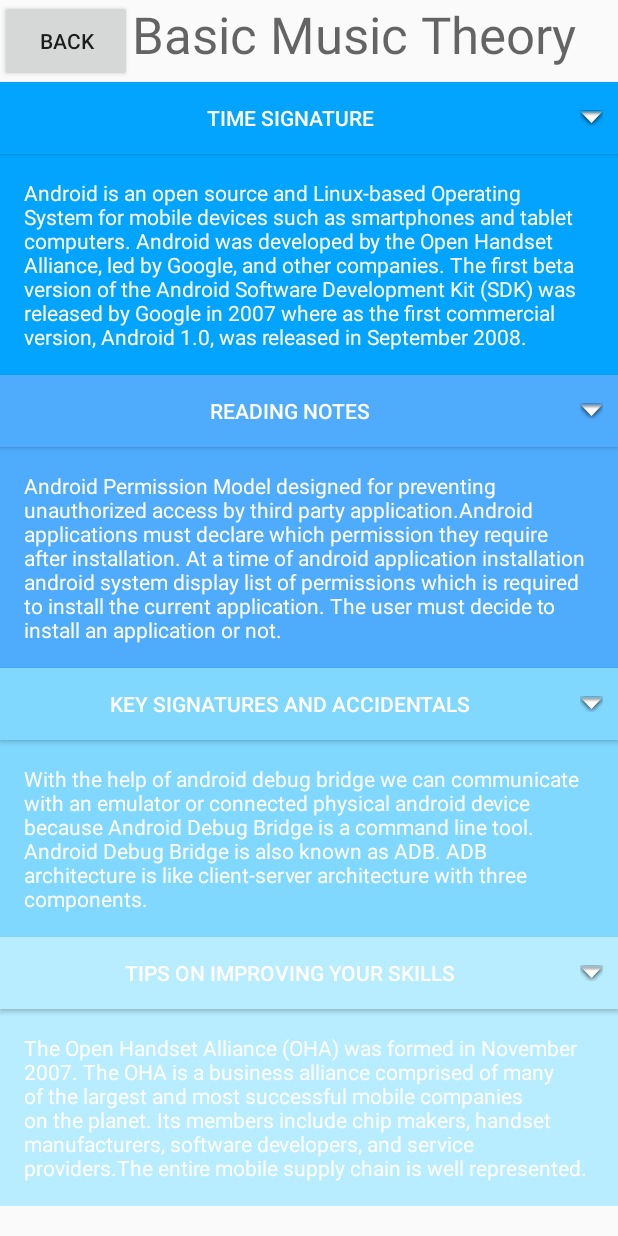
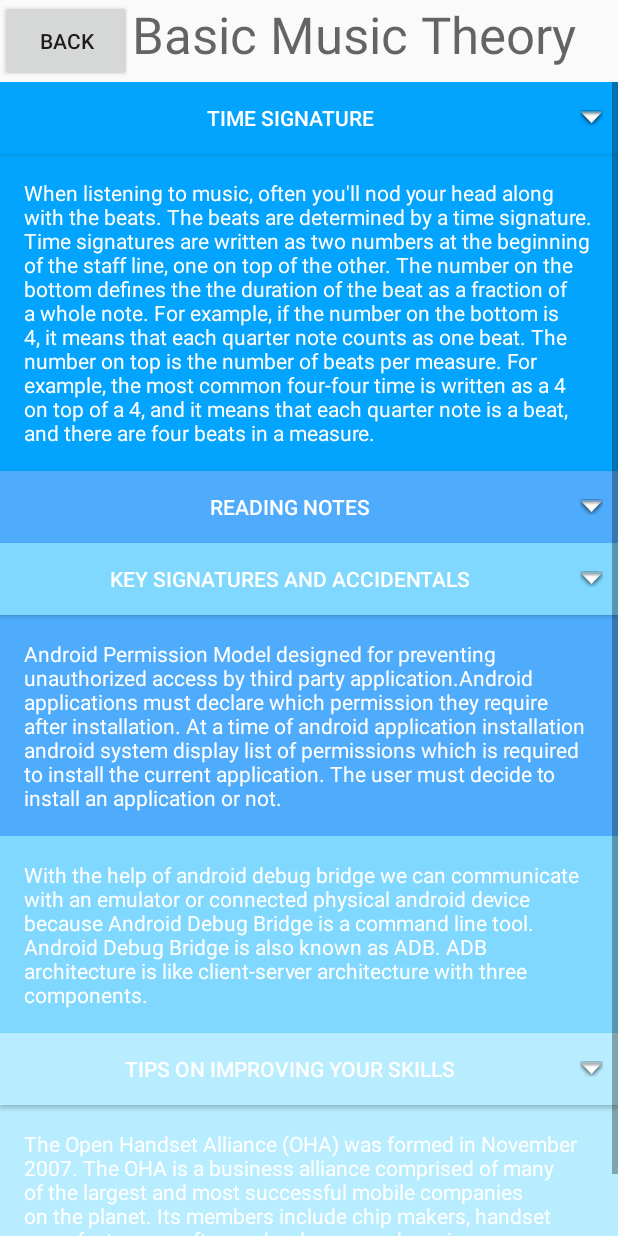
Before and after one commit to samchen14/pianoapp, an Android app: the Learn screen opened directly, with no data from a screen before it, on a phone screen of 412 x 824 dp. Run offline under Robolectric (Android 15) with nearby library versions, the light colour scheme and no system bars; libraries missing offline, so code that uses them is left out: com.github.aakira.expandablelayout; plain views replace ExpandableRelativeLayout.

Commit message:
fixed some bugs!

```diff
--- a/app/src/main/java/com/example/pianoapp/Learn.java
+++ b/app/src/main/java/com/example/pianoapp/Learn.java
@@ -2,6 +2,7 @@
 
 import android.content.Intent;
 import android.content.pm.ActivityInfo;
+import android.graphics.Color;
 import android.os.Bundle;
 import android.view.View;
 import android.widget.Button;
@@ -10,7 +11,9 @@
 import com.github.aakira.expandablelayout.ExpandableRelativeLayout;
 
 public class Learn extends AppCompatActivity {
-
+    private int wColor;
+    private int bColor;
+    private int sColor;
     ExpandableRelativeLayout expandableLayout1, expandableLayout2, expandableLayout3, expandableLayout4;
 
     @Override
@@ -18,7 +21,10 @@
         super.onCreate(savedInstanceState);
         setRequestedOrientation(ActivityInfo.SCREEN_ORIENTATION_PORTRAIT); // horizontal orientation
         setContentView(R.layout.learn);
-
+        Intent intent = getIntent();
+        wColor = intent.getIntExtra("wColor", Color.WHITE);
+        bColor = intent.getIntExtra("bColor", Color.BLACK);
+        sColor = intent.getIntExtra("sColor", Color.BLUE);
         Button backButton = findViewById(R.id.button20);
 
         backButton.setOnClickListener(new View.OnClickListener() {
@@ -53,6 +59,9 @@
 
     private void goBack() {
         Intent intent = new Intent(this, MainActivity.class);
+        intent.putExtra("wColor", wColor);
+        intent.putExtra("bColor", bColor);
+        intent.putExtra("sColor", sColor);
         startActivity(intent);
         finish();
     }
--- a/app/src/main/java/com/example/pianoapp/MainActivity.java
+++ b/app/src/main/java/com/example/pianoapp/MainActivity.java
@@ -74,6 +74,9 @@
     }
     private void learnTheory() {
         Intent intent = new Intent(this, Learn.class);
+        intent.putExtra("wColor", whiteKeyColor);
+        intent.putExtra("bColor", blackKeyColor);
+        intent.putExtra("sColor", shadingColor);
         startActivity(intent);
         finish();
 
--- a/app/src/main/res/layout/learn.xml
+++ b/app/src/main/res/layout/learn.xml
@@ -45,7 +45,7 @@
                 android:drawableRight="@android:drawable/arrow_down_float"
                 android:onClick="expandableButton1"
                 android:paddingRight="10dp"
-                android:text="Time Signature"
+                android:text="@string/time_signature"
                 android:textColor="#fff" />
 
             <com.github.aakira.expandablelayout.ExpandableRelativeLayout
@@ -64,7 +64,7 @@
                     android:layout_width="wrap_content"
                     android:layout_height="wrap_content"
                     android:textColor="#FFFFFF"
-                    android:text="Android is an open source and Linux-based Operating System for mobile devices such as smartphones and tablet computers. Android was developed by the Open Handset Alliance, led by Google, and other companies. The first beta version of the Android Software Development Kit (SDK) was released by Google in 2007 where as the first commercial version, Android 1.0, was released in September 2008." />
+                    android:text="@string/time_signature_description"/>
             </com.github.aakira.expandablelayout.ExpandableRelativeLayout>
 
             <Button
@@ -76,7 +76,19 @@
                 android:drawableRight="@android:drawable/arrow_down_float"
                 android:onClick="expandableButton2"
                 android:paddingRight="10dp"
-                android:text="Reading Notes"
+                android:text="@string/reading_notes"
+                android:textColor="#fff" />
+
+            <Button
+                android:id="@+id/expandableButton3"
+                android:layout_width="fill_parent"
+                android:layout_height="wrap_content"
+                android:layout_below="@+id/expandableLayout2"
+                android:background="#80D8FF"
+                android:drawableRight="@android:drawable/arrow_down_float"
+                android:onClick="expandableButton3"
+                android:paddingRight="10dp"
+                android:text="Key Signatures and Accidentals"
                 android:textColor="#fff" />
 
             <com.github.aakira.expandablelayout.ExpandableRelativeLayout
@@ -94,21 +106,9 @@
                 <TextView
                     android:layout_width="wrap_content"
                     android:layout_height="wrap_content"
-                    android:textColor="#FFFFFF"
-                    android:text="Android Permission Model designed for preventing unauthorized access by third party application.Android applications must declare which permission they require after installation. At a time of android application installation android system display list of permissions which is required to install the current application. The user must decide to install an application or not." />
+                    android:text="Android Permission Model designed for preventing unauthorized access by third party application.Android applications must declare which permission they require after installation. At a time of android application installation android system display list of permissions which is required to install the current application. The user must decide to install an application or not."
+                    android:textColor="#FFFFFF" />
             </com.github.aakira.expandablelayout.ExpandableRelativeLayout>
-
-            <Button
-                android:id="@+id/expandableButton3"
-                android:layout_width="fill_parent"
-                android:layout_height="wrap_content"
-                android:layout_below="@+id/expandableLayout2"
-                android:background="#80D8FF"
-                android:drawableRight="@android:drawable/arrow_down_float"
-                android:onClick="expandableButton3"
-                android:paddingRight="10dp"
-                android:text="Key Signatures and Accidentals"
-                android:textColor="#fff" />
 
             <com.github.aakira.expandablelayout.ExpandableRelativeLayout
                 android:id="@+id/expandableLayout3"
--- a/app/src/main/res/values/strings.xml
+++ b/app/src/main/res/values/strings.xml
@@ -9,4 +9,7 @@
     <string name="button">Button</string>
     <string name="learnBack">learnBack</string>
     <string name="apply_changes">Apply Changes</string>
+    <string name="time_signature">Time Signature</string>
+    <string name="reading_notes">Reading Notes</string>
+    <string name="time_signature_description">When listening to music, often you\'ll nod your head along with the beats. The beats are determined by a time signature. Time signatures are written as two numbers at the beginning of the staff line, one on top of the other. The number on the bottom defines the the duration of the beat as a fraction of a whole note. For example, if the number on the bottom is 4, it means that each quarter note counts as one beat. The number on top is the number of beats per measure. For example, the most common four-four time is written as a 4 on top of a 4, and it means that each quarter note is a beat, and there are four beats in a measure.</string>
 </resources>
```
Also changed, not shown: app/src/main/java/com/example/pianoapp/Keyboard.java (+66 -65 lines).
